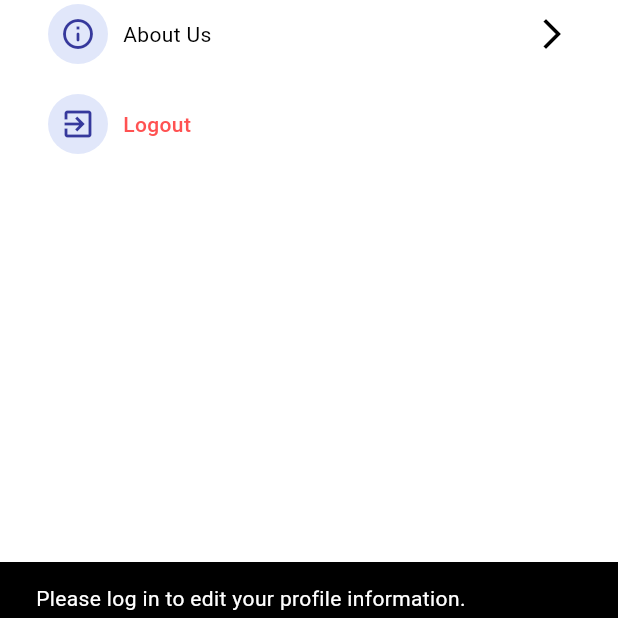
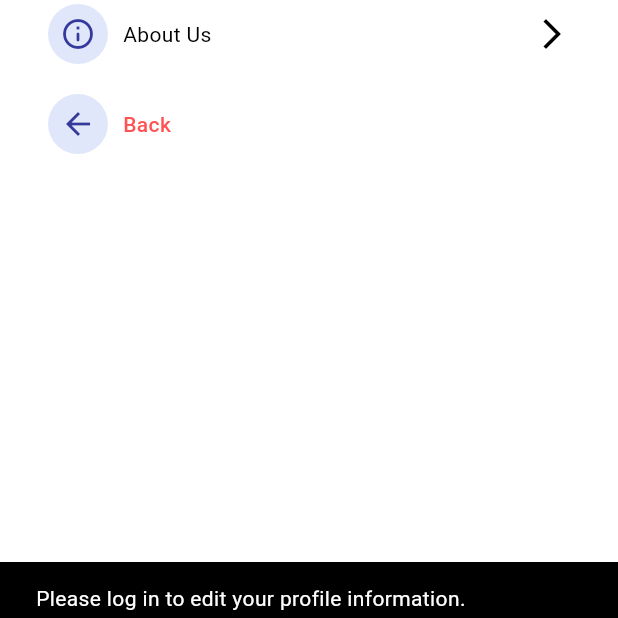
Before and after one commit to Fady2024/Ecommerce-app, a Flutter app: the AccountPage screen opened directly, after a tap on the "edit" icon, on a phone screen of 412 x 824 dp, the part 602-1220 px from its top. Run offline on Flutter 3.47's test engine with Material 3 defaults, Android fonts, the phone set to English and light mode, and no system bars; our stand-ins replace bloc, cached_network_image, device_info_plus, email_validator, firebase_auth, firebase_core and 12 more; missing offline and left inert: circular_bottom_navigation; accounts and stored records are empty; network calls fail; project files that could hold a hidden picture were left out.

Commit message:
important update

```diff
--- a/lib/cubits/favorite_and_cart_cubit_management.dart
+++ b/lib/cubits/favorite_and_cart_cubit_management.dart
@@ -20,6 +20,9 @@ class FadyCardCubit extends Cubit<FavoritesAndCartState> {
       if (user != null) {
         _loadFavoriteProducts(user.email!); // Load favorites for the authenticated user
         loadCartProducts(); // Load cart items for the authenticated user
+        transferGuestFavoritesToUser(); // Transfer favorites from guest to user
+        _listenForFavoritesChanges(user.email!);
+        _listenForCartChanges(user.email!);
       } else {
         // Handle guest logic if necessary
         _loadGuestFavorites(); // Load favorites for guest
@@ -65,8 +68,31 @@ class FadyCardCubit extends Cubit<FavoritesAndCartState> {
 
     try {
       final snapshot = await userFavoritesRef.get();
+      _updateFavoriteIds(snapshot);
+    } catch (error) {
+      emit(FavoritesAndCartError(selectedLanguage == 'Français'
+          ? 'Échec du chargement des produits favoris: ${error.toString()}'
+          : 'Failed to load user favorite products: ${error.toString()}'));
+    }
+  }
+
+  Future<void> _loadGuestFavorites() async {
+    final deviceId = await _getDeviceId(); // Get device ID for guest
+    final guestFavoritesRef = _userRef.child('guestUsers').child(deviceId).child('favorites');
+
+    try {
+      final snapshot = await guestFavoritesRef.get();
+      _updateFavoriteIds(snapshot);
+    } catch (error) {
+      emit(FavoritesAndCartError(selectedLanguage == 'Français'
+          ? 'Échec du chargement des produits favoris des invités: ${error.toString()}'
+          : 'Failed to load guest favorite products: ${error.toString()}'));
+    }
+  }
+
+  Future<void> _updateFavoriteIds(DataSnapshot snapshot) async {
+    _favoriteItemIds.clear(); // Clear previous data
     final favoriteIds = snapshot.value;
-      _favoriteItemIds.clear(); // Clear previous data
 
     if (favoriteIds is List) {
       _favoriteItemIds.addAll(favoriteIds.map((id) => id as int));
@@ -80,40 +106,75 @@ class FadyCardCubit extends Cubit<FavoritesAndCartState> {
       favoriteItemIds: _favoriteItemIds.toList(),
       totalPrice: _calculateTotal(),
     ));
+  }
+
+  Future<void> _listenForFavoritesChanges(String email) async {
+    final sanitizedEmail = _sanitizeEmail(email);
+    final userFavoritesRef = _userRef.child('accountUsers').child(sanitizedEmail).child('favorites');
+
+    userFavoritesRef.onValue.listen((event) {
+      _updateFavoriteIds(event.snapshot);
+    });
+  }
+
+  Future<String> _loadThemeDataFromFirebase(String email) async {
+    final deviceId = await _getDeviceId(); // Get device ID for guest
+    final userThemeRef = _userRef.child('guestUsers').child(deviceId).child('Theme Mode');
+
+    try {
+      final snapshot = await userThemeRef.get();
+      if (snapshot.exists) {
+        return snapshot.value as String; // Adjust based on your theme data structure
+      }
     } catch (error) {
       emit(FavoritesAndCartError(selectedLanguage == 'Français'
-          ? 'Échec du chargement des produits favoris: ${error.toString()}'
-          : 'Failed to load user favorite products: ${error.toString()}'
-      ));
+          ? 'Échec du chargement du thème: ${error.toString()}'
+          : 'Failed to load theme: ${error.toString()}'));
     }
+    return ''; // Return a default value if theme data is not found or an error occurs
   }
 
-  Future<void> _loadGuestFavorites() async {
+  Future<void> transferGuestFavoritesToUser() async {
+    final user = _auth.currentUser;
     final deviceId = await _getDeviceId(); // Get device ID for guest
+
+    if (user != null) {
+      final sanitizedEmail = _sanitizeEmail(user.email!);
+      final userFavoritesRef = _userRef.child('accountUsers').child(sanitizedEmail).child('favorites');
       final guestFavoritesRef = _userRef.child('guestUsers').child(deviceId).child('favorites');
 
       try {
-      final snapshot = await guestFavoritesRef.get();
-      final favoriteIds = snapshot.value;
-      _favoriteItemIds.clear(); // Clear previous data
+        // Fetch existing user favorites
+        final userSnapshot = await userFavoritesRef.get();
+        final userFavorites = userSnapshot.value is List
+            ? List<int>.from((userSnapshot.value as List).map((item) => item as int))
+            : <int>[]; // Initialize as an empty list if null or not a list
 
-      if (favoriteIds is List) {
-        _favoriteItemIds.addAll(favoriteIds.map((id) => id as int));
-      } else if (favoriteIds != null) {
-        _favoriteItemIds.addAll([favoriteIds].map((id) => id as int));
-      }
+        // Fetch guest favorites
+        final guestSnapshot = await guestFavoritesRef.get();
+        final guestFavorites = guestSnapshot.value is List
+            ? List<int>.from((guestSnapshot.value as List).map((item) => item as int))
+            : <int>[]; // Initialize as an empty list if null or not a list
 
-      emit(FavoritesAndCartUpdated(
-        shopItems: _shopItems,
-        cartItems: _cartItems,
-        favoriteItemIds: _favoriteItemIds.toList(),
-        totalPrice: _calculateTotal(),
-      ));
+        // Combine favorites
+        final combinedFavorites = <int>{...userFavorites, ...guestFavorites}; // Use a Set to avoid duplicates
+        final themeData = await _loadThemeDataFromFirebase(user.email!);
+
+        // Save combined favorites to user account
+        await userFavoritesRef.set(combinedFavorites.toList());
+
+        // Optionally save the theme data to the user's profile if needed
+        final userThemeRef = _userRef.child('accountUsers').child(sanitizedEmail).child('Theme Mode');
+        await userThemeRef.set(themeData); // Save theme data if needed
+        await _userRef.child('accountUsers').child(sanitizedEmail).child('language').set(AppState().selectedLanguage=="Français"?'fr':'en');
+
+        // Remove guest favorites
+        await guestFavoritesRef.remove();
       } catch (error) {
         emit(FavoritesAndCartError(selectedLanguage == 'Français'
-          ? 'Échec du chargement des produits favoris des invités: ${error.toString()}'
-          : 'Failed to load guest favorite products: ${error.toString()}'
-      ));
+            ? 'Échec du transfert des favoris: ${error.toString()}'
+            : 'Failed to transfer favorites: ${error.toString()}'));
+      }
     }
   }
 
@@ -131,6 +192,7 @@ class FadyCardCubit extends Cubit<FavoritesAndCartState> {
     }
   }
 
+
   Future<void> loadCartProducts() async {
     final user = _auth.currentUser;
     if (user != null) {
@@ -139,8 +201,18 @@ class FadyCardCubit extends Cubit<FavoritesAndCartState> {
 
       try {
         final snapshot = await userCartRef.get();
+        _updateCartItems(snapshot);
+      } catch (error) {
+        emit(FavoritesAndCartError(selectedLanguage == 'Français'
+            ? 'Échec du chargement des articles du panier: ${error.toString()}'
+            : 'Failed to load cart products: ${error.toString()}'));
+      }
+    }
+  }
+
+  Future<void> _updateCartItems(DataSnapshot snapshot) async {
+    _cartItems.clear();
     final cartData = snapshot.value as List<dynamic>?;
-        _cartItems.clear();
     if (cartData != null) {
       for (var item in cartData) {
         final itemData = item as Map<dynamic, dynamic>;
@@ -155,9 +227,6 @@ class FadyCardCubit extends Cubit<FavoritesAndCartState> {
           'quantity': quantity,
         });
       }
-          print('Cart items loaded: $_cartItems'); // Add this for debugging
-        } else {
-          print('Cart is empty.');
     }
 
     emit(FavoritesAndCartUpdated(
@@ -166,13 +235,17 @@ class FadyCardCubit extends Cubit<FavoritesAndCartState> {
       favoriteItemIds: _favoriteItemIds.toList(),
       totalPrice: _calculateTotal(),
     ));
-      } catch (error) {
-        emit(FavoritesAndCartError(selectedLanguage == 'Français'
-            ? 'Échec du chargement des articles du panier: ${error.toString()}'
-            : 'Failed to load cart products: ${error.toString()}'));
   }
+
+  Future<void> _listenForCartChanges(String email) async {
+    final sanitizedEmail = _sanitizeEmail(email);
+    final userCartRef = _userRef.child('accountUsers').child(sanitizedEmail).child('carts');
+
+    userCartRef.onValue.listen((event) {
+      _updateCartItems(event.snapshot);
+    });
   }
-  }
+
 
   Future<void> _saveCartProducts() async {
     final user = _auth.currentUser;
--- a/lib/cubits/user_profile_provider.dart
+++ b/lib/cubits/user_profile_provider.dart
@@ -41,9 +41,4 @@ class UserProfileProvider extends ChangeNotifier {
     }
   }
 
-  void clearUserProfile() {
-    _profileImageUrl = null;
-    _displayName = null;
-    notifyListeners();
-  }
 }
--- a/lib/pages/account_page.dart
+++ b/lib/pages/account_page.dart
@@ -32,7 +32,6 @@ class _AccountPageState extends State<AccountPage> {
   String? _fullName;
   String? _userEmail; // Add this variable
   String? _deviceId; // Add device ID variable
-  bool _isDarkMode = false; // Initialize based on your app's logic or provider
   late StreamSubscription<DatabaseEvent>? _userChangesSubscription; // Make it nullable
   late ThemeNotifier _themeNotifier; // Store the theme notifier reference
 
@@ -110,28 +109,42 @@ class _AccountPageState extends State<AccountPage> {
 
   void _listenForUserChanges() {
     final user = _auth.currentUser;
+
     if (user != null) {
       final sanitizedEmail = _sanitizeEmail(user.email!);
-      _userChangesSubscription = _userRef.child('accountUsers').child(sanitizedEmail).onValue.listen((event) {
+      _userChangesSubscription = _userRef
+          .child('accountUsers')
+          .child(sanitizedEmail)
+          .onValue
+          .listen((event) {
         if (mounted) {
           final data = event.snapshot.value as Map<dynamic, dynamic>?;
           setState(() {
             _fullName = data?['fullName'] as String?;
-            _selectedLanguage = data?['language'] == 'fr' ? 'Français' : 'English';
+            _selectedLanguage =
+            data?['language'] == 'fr' ? 'Français' : 'English';
           });
         }
       });
     } else if (_deviceId != null) {
-      _userChangesSubscription = _userRef.child('guestUsers').child(_deviceId!).onValue.listen((event) {
+      _userChangesSubscription = _userRef
+          .child('guestUsers')
+          .child(_deviceId!)
+          .onValue
+          .listen((event) {
         if (mounted) {
           final data = event.snapshot.value as Map<dynamic, dynamic>?;
           setState(() {
-            _selectedLanguage = data?['language'] == 'fr' ? 'Français' : 'English';
+            _selectedLanguage =
+            data?['language'] == 'fr' ? 'Français' : 'English';
           });
         }
       });
+    } else {
+      _userChangesSubscription = null;
     }
   }
+
 
   void _refreshAccountPage() {
     setState(() {
@@ -157,24 +170,27 @@ class _AccountPageState extends State<AccountPage> {
     return email.replaceAll(RegExp(r'[.#$[\]]'), ',');
   }
 
+  // Toggle theme mode
   void _toggleTheme(bool value) {
-    setState(() {
-      _isDarkMode = value;
-      _themeNotifier.toggleTheme(); // Use the saved reference
-    });
+    final themeNotifier = Provider.of<ThemeNotifier>(context, listen: false);
+    themeNotifier.toggleTheme(); // Toggle theme in your provider
   }
 
   @override
   void dispose() {
-    _userChangesSubscription?.cancel(); // Cancel the listener safely
+    if (_userChangesSubscription != null) {
+      _userChangesSubscription!.cancel();
+    }
     super.dispose();
   }
+
 
 
   @override
   Widget build(BuildContext context) {
     final themeNotifier = Provider.of<ThemeNotifier>(context);
-    bool isNameMissing =
+    // Update _isDarkMode based on the current theme
+    bool _isDarkMode = themeNotifier.themeMode == ThemeMode.dark;    bool isNameMissing =
         _auth.currentUser?.email == null || _auth.currentUser!.email!.isEmpty;
     _selectedLanguage = AppState().selectedLanguage;
 
@@ -406,10 +422,21 @@ class _AccountPageState extends State<AccountPage> {
                     ),
                   ),
                   Container(
-                    padding:
-                        EdgeInsets.symmetric(vertical: 10.0, horizontal: 16.0),
+                    padding: EdgeInsets.symmetric(vertical: 10.0, horizontal: 16.0),
                     child: GestureDetector(
-                      onTap: () => _signOut(),
+                      onTap: () {
+                        if (isNameMissing) {
+                          // Navigate to WelcomeScreen if the name is missing
+                          Navigator.of(context).pushReplacement(
+                            MaterialPageRoute(
+                              builder: (context) => WelcomeScreen(),
+                            ),
+                          );
+                        } else {
+                          // Perform logout if the name is not missing
+                          _signOut();
+                        }
+                      },
                       child: Row(
                         mainAxisAlignment: MainAxisAlignment.spaceBetween,
                         children: [
@@ -418,29 +445,32 @@ class _AccountPageState extends State<AccountPage> {
                               Container(
                                 margin: EdgeInsets.only(right: 10.0),
                                 child: CircleAvatar(
-                                  backgroundColor:
-                                      themeNotifier.themeMode == ThemeMode.light
-                                          ? Color(0xFFE1E7FA)
-                                          : Color(0xFF44432D),
+                                  backgroundColor: themeNotifier.themeMode == ThemeMode.light
+                                      ? Color(0xFFE1E7FA)
+                                      : Color(0xFF44432D),
                                   child: Icon(
-                                    Icons.exit_to_app,
-                                    color: themeNotifier.themeMode ==
-                                            ThemeMode.dark
+                                    isNameMissing
+                                        ? Icons.arrow_back // Back icon when name is missing
+                                        : Icons.exit_to_app, // Logout icon otherwise
+                                    color: themeNotifier.themeMode == ThemeMode.dark
                                         ? Color(0xFFE3E16B)
                                         : Color(0xFF36399C),
                                   ),
                                 ),
                               ),
                               Text(
-                                _selectedLanguage == 'Français'
+                                isNameMissing
+                                    ? _selectedLanguage == 'Français'
+                                    ? 'Retour'
+                                    : 'Back'
+                                    : _selectedLanguage == 'Français'
                                     ? 'Se déconnecter'
                                     : 'Logout',
                                 style: TextStyle(
                                   fontWeight: FontWeight.w500,
-                                  color:
-                                      themeNotifier.themeMode == ThemeMode.light
-                                          ? Colors.redAccent
-                                          : Colors.red,
+                                  color: themeNotifier.themeMode == ThemeMode.light
+                                      ? Colors.redAccent
+                                      : Colors.red,
                                 ),
                               ),
                             ],
@@ -448,7 +478,7 @@ class _AccountPageState extends State<AccountPage> {
                         ],
                       ),
                     ),
-                  ),
+                  )
                 ],
               ),
             ),
```
Also changed, not shown: lib/enter_to_app/login_page.dart (+3 -7 lines), lib/enter_to_app/signup_page.dart (+4 -6 lines), lib/enter_to_app/welcome_screen.dart (+5 -5 lines), lib/pages/EditProfilePage.dart (+2 -7 lines), lib/pages/favorite_page.dart (+21 -7 lines), lib/pages/horizontal_preview_page.dart (+4 -7 lines), lib/pages/page_of_card.dart (+4 -8 lines), lib/pages/product_detail_Page.dart (+4 -7 lines). Lines whose indentation alone changed are shown as unchanged.
